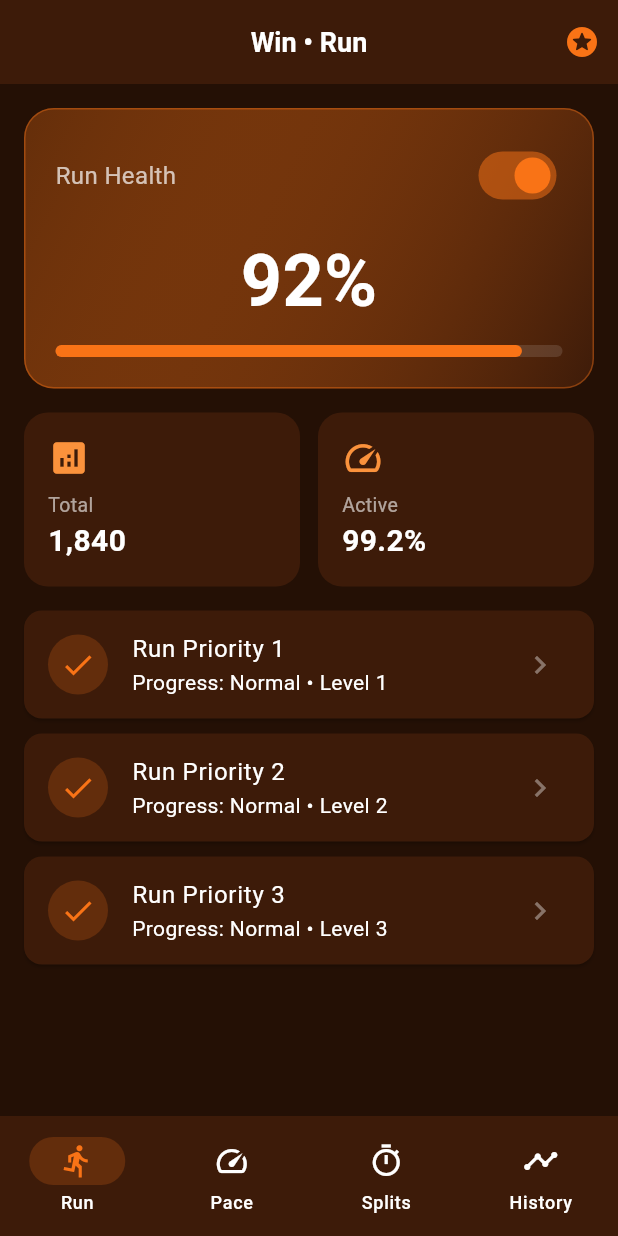
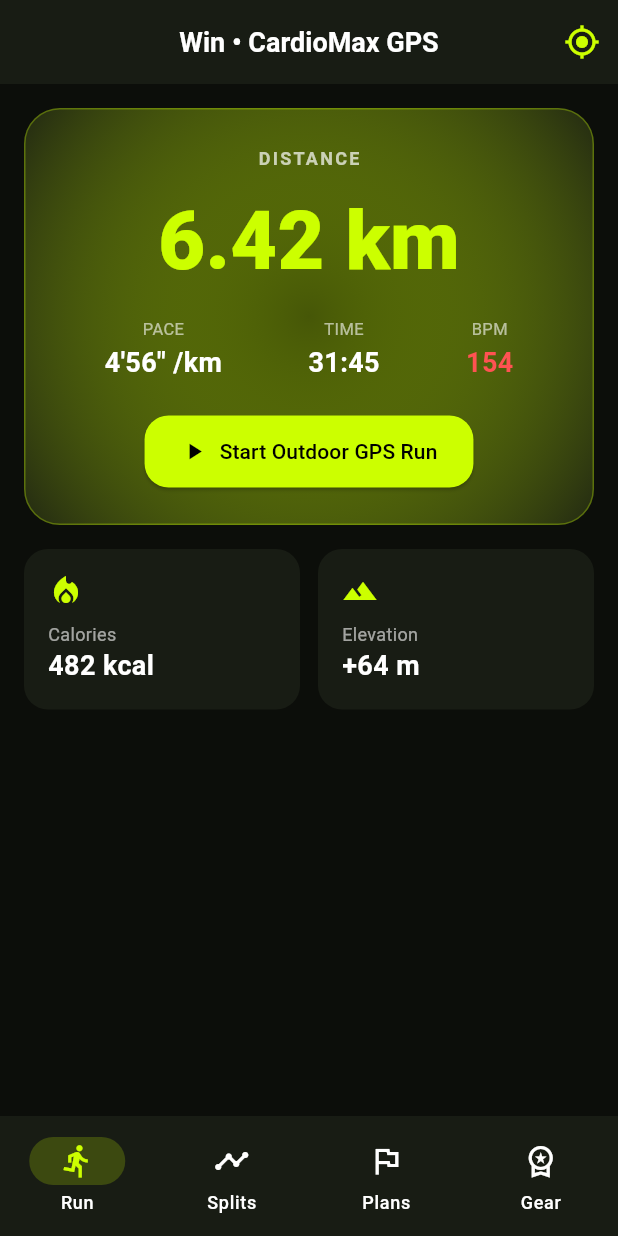
Before and after one commit to mancolo13/com.wincardiomax.running.gps, a Flutter app: the MainScreen screen opened directly, on a phone screen of 412 x 824 dp. Run offline on Flutter 3.47's test engine with Material 3 defaults, Android fonts, the phone set to English and light mode, and no system bars.

Commit message:
feat(ui): complete app redesign and differentiation across theme, tabs and navigation

```diff
--- a/lib/screens/main_screen.dart
+++ b/lib/screens/main_screen.dart
@@ -38,21 +38,20 @@ class _MainScreenState extends State<MainScreen> {
             label: 'Run',
           ),
           NavigationDestination(
-          icon: const Icon(Icons.speed_outlined),
-          selectedIcon: const Icon(Icons.speed, color: AppTheme.primaryColor),
-          label: 'Pace',
-        ),
-        NavigationDestination(
-          icon: const Icon(Icons.timer_outlined),
-          selectedIcon: const Icon(Icons.timer, color: AppTheme.primaryColor),
+            icon: const Icon(Icons.timeline_outlined),
+            selectedIcon: const Icon(Icons.timeline, color: AppTheme.primaryColor),
             label: 'Splits',
           ),
           NavigationDestination(
-          icon: const Icon(Icons.timeline_outlined),
-          selectedIcon: const Icon(Icons.timeline, color: AppTheme.primaryColor),
-          label: 'History',
+            icon: const Icon(Icons.flag_outlined),
+            selectedIcon: const Icon(Icons.flag, color: AppTheme.primaryColor),
+            label: 'Plans',
           ),
-
+          NavigationDestination(
+            icon: const Icon(Icons.workspace_premium_outlined),
+            selectedIcon: const Icon(Icons.workspace_premium, color: AppTheme.primaryColor),
+            label: 'Gear',
+          ),
         ],
       ),
     );
--- a/lib/screens/tabs/tab1_screen.dart
+++ b/lib/screens/tabs/tab1_screen.dart
@@ -2,25 +2,24 @@ import 'package:flutter/material.dart';
 import '../../theme/app_theme.dart';
 import '../../services/routing_service.dart';
 
+
 class Tab1Screen extends StatefulWidget {
   const Tab1Screen({super.key});
-
   @override
   State<Tab1Screen> createState() => _Tab1ScreenState();
 }
 
 class _Tab1ScreenState extends State<Tab1Screen> {
-  int _score = 92;
-  bool _active = true;
+  bool _running = false;
 
   @override
   Widget build(BuildContext context) {
     return Scaffold(
       appBar: AppBar(
-        title: const Text('Win • Run'),
+        title: const Text('Win • CardioMax GPS'),
         actions: [
           IconButton(
-            icon: const Icon(Icons.stars_rounded, color: AppTheme.primaryColor),
+            icon: const Icon(Icons.gps_fixed, color: AppTheme.primaryColor),
             onPressed: () => RoutingService.openRegistrationUrl(),
           ),
         ],
@@ -29,38 +28,58 @@ class _Tab1ScreenState extends State<Tab1Screen> {
         padding: const EdgeInsets.all(16),
         children: [
           Container(
-            padding: const EdgeInsets.all(20),
+            padding: const EdgeInsets.all(24),
             decoration: BoxDecoration(
-              gradient: LinearGradient(
+              gradient: RadialGradient(
                 colors: [AppTheme.primaryColor.withValues(alpha: 0.3), AppTheme.surfaceColor],
-                begin: Alignment.topLeft,
-                end: Alignment.bottomRight,
+                radius: 0.9,
               ),
-              borderRadius: BorderRadius.circular(20),
-              border: Border.all(color: AppTheme.primaryColor.withValues(alpha: 0.4)),
+              borderRadius: BorderRadius.circular(24),
+              border: Border.all(color: AppTheme.primaryColor.withValues(alpha: 0.3)),
             ),
             child: Column(
               children: [
-                Row(
-                  mainAxisAlignment: MainAxisAlignment.spaceBetween,
+                const Text('DISTANCE', style: TextStyle(color: Colors.white70, fontSize: 12, letterSpacing: 1.5, fontWeight: FontWeight.bold)),
+                const SizedBox(height: 8),
+                const Text('6.42 km', style: TextStyle(fontSize: 54, fontWeight: FontWeight.w900, color: AppTheme.primaryColor)),
+                const SizedBox(height: 12),
+                const Row(
+                  mainAxisAlignment: MainAxisAlignment.spaceAround,
                   children: [
-                    Text('Run Health', style: const TextStyle(fontSize: 16, color: Colors.white70)),
-                    Switch(
-                      value: _active,
-                      activeThumbColor: AppTheme.primaryColor,
-                      onChanged: (v) => setState(() => _active = v),
+                    Column(
+                      children: [
+                        Text('PACE', style: TextStyle(fontSize: 11, color: Colors.white60)),
+                        SizedBox(height: 2),
+                        Text('4\'56\" /km', style: TextStyle(fontSize: 18, fontWeight: FontWeight.bold)),
+                      ],
+                    ),
+                    Column(
+                      children: [
+                        Text('TIME', style: TextStyle(fontSize: 11, color: Colors.white60)),
+                        SizedBox(height: 2),
+                        Text('31:45', style: TextStyle(fontSize: 18, fontWeight: FontWeight.bold)),
+                      ],
+                    ),
+                    Column(
+                      children: [
+                        Text('BPM', style: TextStyle(fontSize: 11, color: Colors.white60)),
+                        SizedBox(height: 2),
+                        Text('154', style: TextStyle(fontSize: 18, fontWeight: FontWeight.bold, color: Colors.redAccent)),
+                      ],
                     ),
                   ],
                 ),
-                const SizedBox(height: 12),
-                Text('$_score%', style: const TextStyle(fontSize: 48, fontWeight: FontWeight.bold)),
-                const SizedBox(height: 8),
-                LinearProgressIndicator(
-                  value: 0.92,
-                  backgroundColor: Colors.white12,
-                  color: AppTheme.primaryColor,
-                  minHeight: 8,
-                  borderRadius: BorderRadius.circular(4),
+                const SizedBox(height: 22),
+                ElevatedButton.icon(
+                  onPressed: () => setState(() => _running = !_running),
+                  icon: Icon(_running ? Icons.pause : Icons.play_arrow),
+                  label: Text(_running ? 'Pause Run' : 'Start Outdoor GPS Run'),
+                  style: ElevatedButton.styleFrom(
+                    backgroundColor: AppTheme.primaryColor,
+                    foregroundColor: Colors.black,
+                    padding: const EdgeInsets.symmetric(horizontal: 24, vertical: 14),
+                    shape: RoundedRectangleBorder(borderRadius: BorderRadius.circular(16)),
+                  ),
                 ),
               ],
             ),
@@ -68,42 +87,27 @@ class _Tab1ScreenState extends State<Tab1Screen> {
           const SizedBox(height: 16),
           Row(
             children: [
-              Expanded(child: _buildMetric('Total', '1,840', Icons.analytics)),
+              Expanded(child: _metric('Calories', '482 kcal', Icons.local_fire_department)),
               const SizedBox(width: 12),
-              Expanded(child: _buildMetric('Active', '99.2%', Icons.speed)),
+              Expanded(child: _metric('Elevation', '+64 m', Icons.terrain)),
             ],
           ),
-          const SizedBox(height: 16),
-          ...List.generate(3, (i) => Card(
-            color: AppTheme.surfaceColor,
-            margin: const EdgeInsets.only(bottom: 10),
-            child: ListTile(
-              leading: CircleAvatar(
-                backgroundColor: AppTheme.primaryColor.withValues(alpha: 0.2),
-                child: Icon(Icons.check, color: AppTheme.primaryColor),
-              ),
-              title: Text('Run Priority ${i + 1}'),
-              subtitle: Text('Progress: Normal • Level ${i + 1}'),
-              trailing: const Icon(Icons.chevron_right, color: Colors.white38),
-              onTap: () => setState(() => _score = (_score + 1) % 100),
-            ),
-          )),
         ],
       ),
     );
   }
 
-  Widget _buildMetric(String t, String v, IconData ic) {
+  Widget _metric(String label, String val, IconData icon) {
     return Container(
       padding: const EdgeInsets.all(16),
       decoration: BoxDecoration(color: AppTheme.surfaceColor, borderRadius: BorderRadius.circular(16)),
       child: Column(
         crossAxisAlignment: CrossAxisAlignment.start,
         children: [
-          Icon(ic, color: AppTheme.secondaryColor, size: 28),
+          Icon(icon, color: AppTheme.primaryColor, size: 24),
           const SizedBox(height: 8),
-          Text(t, style: const TextStyle(color: Colors.white60, fontSize: 13)),
-          Text(v, style: const TextStyle(fontSize: 20, fontWeight: FontWeight.bold)),
+          Text(label, style: const TextStyle(color: Colors.white60, fontSize: 12), maxLines: 1, overflow: TextOverflow.ellipsis),
+          Text(val, style: const TextStyle(fontSize: 18, fontWeight: FontWeight.bold)),
         ],
       ),
     );
--- a/lib/theme/app_theme.dart
+++ b/lib/theme/app_theme.dart
@@ -1,10 +1,10 @@
 import 'package:flutter/material.dart';
 
 class AppTheme {
-  static const Color primaryColor = Color(0xFFF97316);
-  static const Color secondaryColor = Color(0xFFFB923C);
-  static const Color backgroundColor = Color(0xFF241005);
-  static const Color surfaceColor = Color(0xFF3D1B09);
+  static const Color primaryColor = Color(0xFFCCFF00);
+  static const Color secondaryColor = Color(0xFFE6FF80);
+  static const Color backgroundColor = Color(0xFF0C0E0A);
+  static const Color surfaceColor = Color(0xFF181C14);
 
   static ThemeData get darkTheme => ThemeData(
     useMaterial3: true,
```
Also changed, not shown: lib/screens/tabs/tab2_screen.dart (+29 -64 lines), lib/screens/tabs/tab3_screen.dart (+27 -51 lines), lib/screens/tabs/tab4_screen.dart (+13 -36 lines). Lines whose indentation alone changed are shown as unchanged.
